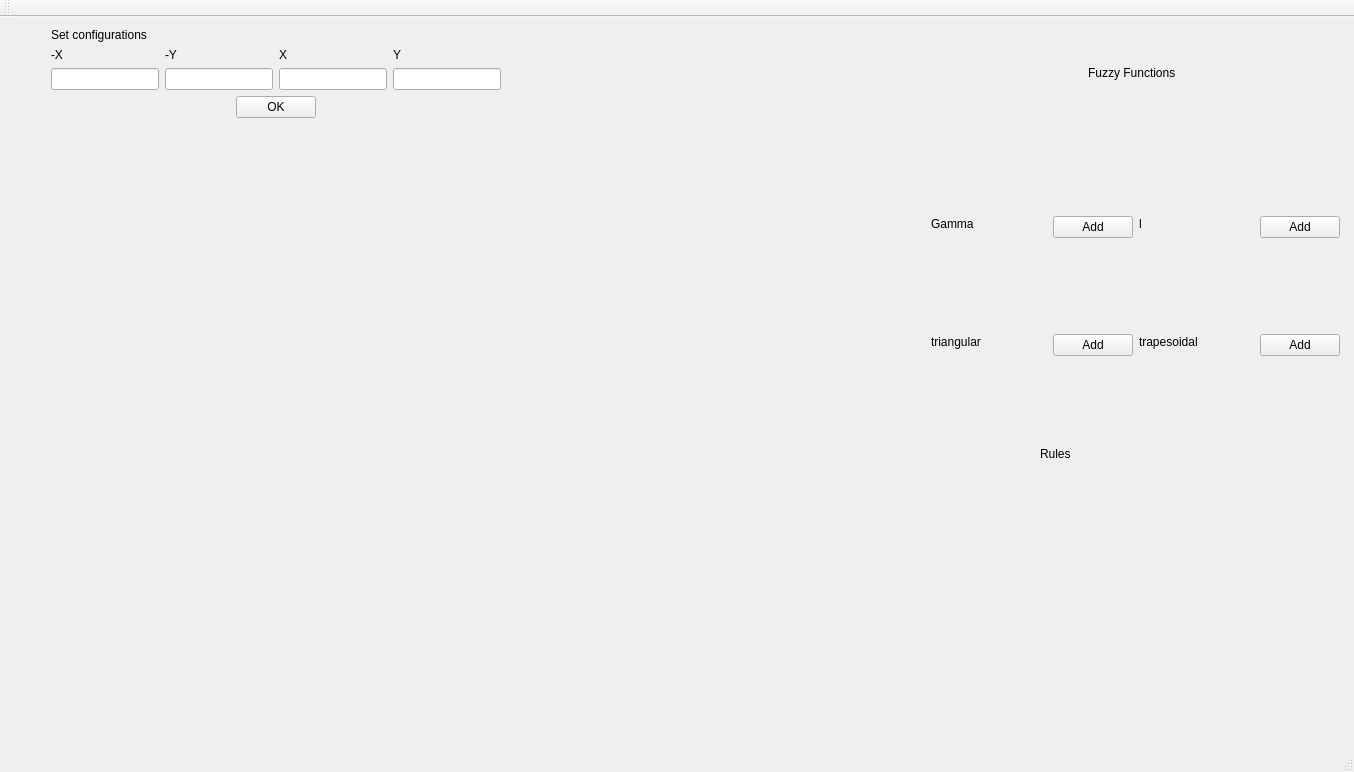
Alg0r1thmic/FuzzyLogic, file FuzzyLogic/mainwindow.ui: the form before one commit.
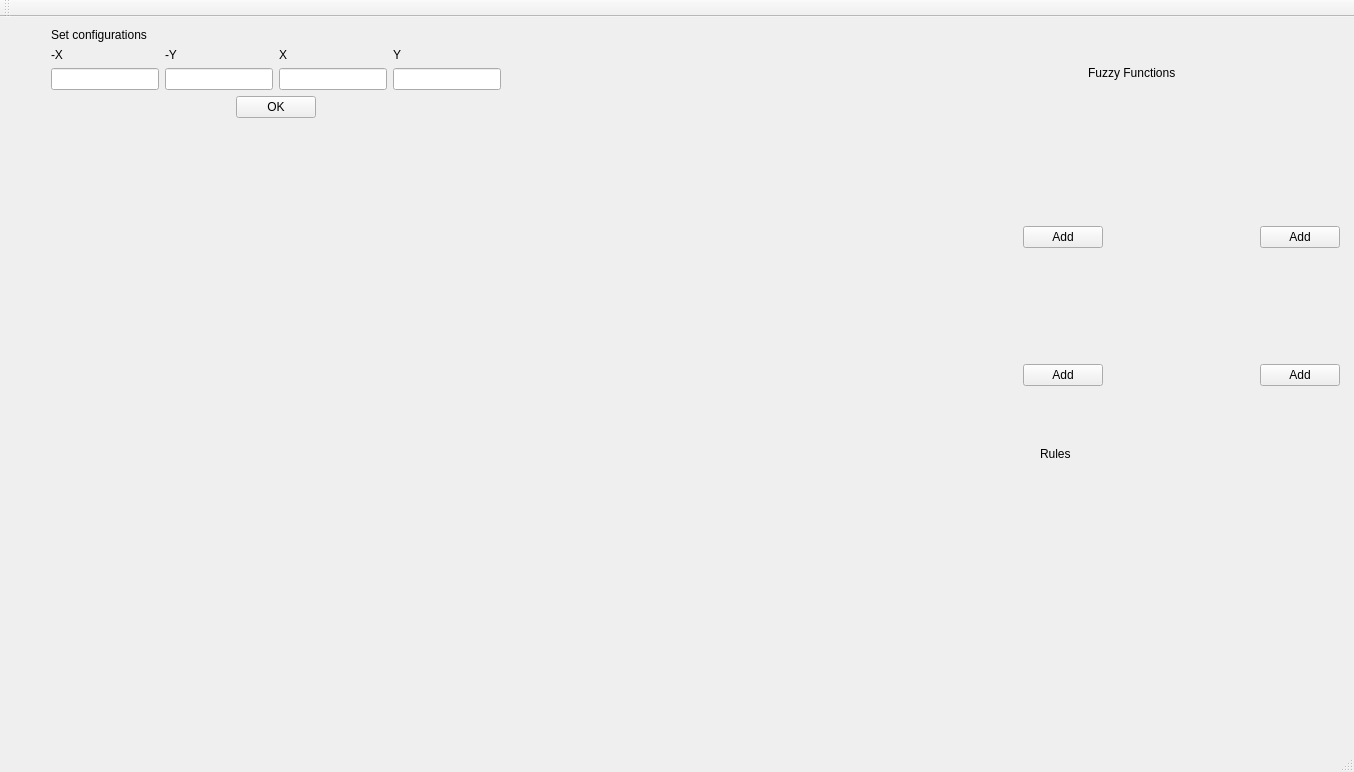
The form after the commit. Icons and pictures are not drawn. Custom widgets are drawn as their Qt base class.

Commit message: add gamma function

The edit to the form file:
```diff
--- a/FuzzyLogic/mainwindow.ui
+++ b/FuzzyLogic/mainwindow.ui
@@ -46,10 +46,10 @@
    <widget class="QWidget" name="layoutWidget">
     <property name="geometry">
      <rect>
-      <x>920</x>
+      <x>860</x>
       <y>140</y>
-      <width>431</width>
-      <height>251</height>
+      <width>491</width>
+      <height>291</height>
      </rect>
     </property>
     <layout class="QGridLayout" name="gridLayout_3">
@@ -84,7 +84,10 @@
        <item row="0" column="0" rowspan="3" colspan="2">
         <widget class="QLabel" name="label_11">
          <property name="text">
-          <string>Gamma</string>
+          <string/>
+         </property>
+         <property name="pixmap">
+          <pixmap resource="res.qrc">:/images/functionGamma.png</pixmap>
          </property>
         </widget>
        </item>
@@ -128,7 +131,10 @@
        <item row="0" column="0" rowspan="3" colspan="2">
         <widget class="QLabel" name="label_13">
          <property name="text">
-          <string>l</string>
+          <string/>
+         </property>
+         <property name="pixmap">
+          <pixmap resource="res.qrc">:/images/functionL.png</pixmap>
          </property>
         </widget>
        </item>
@@ -172,7 +178,10 @@
        <item row="0" column="0" rowspan="3" colspan="2">
         <widget class="QLabel" name="label_14">
          <property name="text">
-          <string>triangular</string>
+          <string/>
+         </property>
+         <property name="pixmap">
+          <pixmap resource="res.qrc">:/images/functionTriangular.png</pixmap>
          </property>
         </widget>
        </item>
@@ -216,7 +225,10 @@
        <item row="0" column="0" rowspan="3" colspan="2">
         <widget class="QLabel" name="label_15">
          <property name="text">
-          <string>trapesoidal</string>
+          <string/>
+         </property>
+         <property name="pixmap">
+          <pixmap resource="res.qrc">:/images/functionTrapesoidal.png</pixmap>
          </property>
         </widget>
        </item>
```
Left out of the diff: 4 changed lines with no effect on the pictures. The commit also changes 12 other files.
